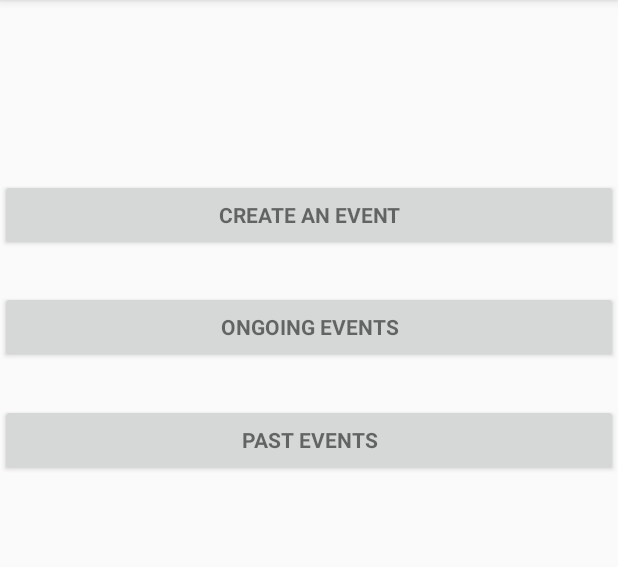
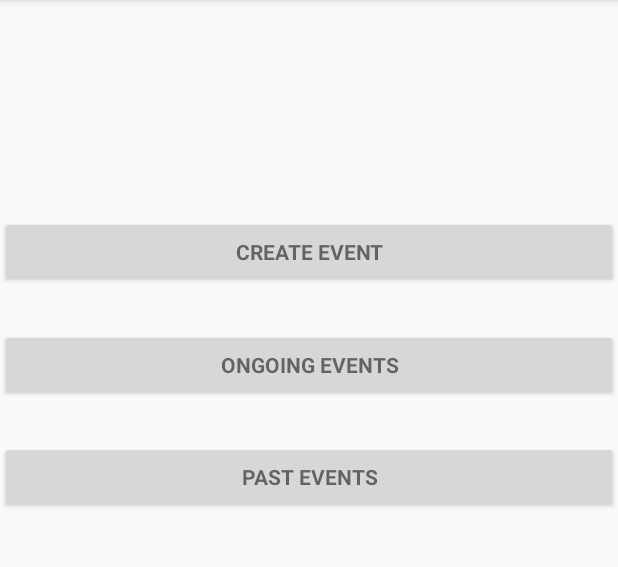
Before and after one commit to aksdad/436, an Android app: the MainActivity screen opened directly, with no data from a screen before it, on a phone screen of 412 x 824 dp, the part 84-651 px from its top. Run offline under Robolectric (Android 15) with nearby library versions, the phone set to English and light mode, and no system bars; 1 statement that could not run was skipped.

```diff
--- a/app/src/main/java/com/example/cory/feedthekitty/LoginActivity.java
+++ b/app/src/main/java/com/example/cory/feedthekitty/LoginActivity.java
@@ -33,7 +33,6 @@ import android.widget.Toast;
 
 import java.util.ArrayList;
 import java.util.List;
-import java.util.TreeMap;
 
 import static android.Manifest.permission.READ_CONTACTS;
 
@@ -54,7 +53,6 @@ public class LoginActivity extends AppCompatActivity implements LoaderCallbacks<
     private static final String[] DUMMY_CREDENTIALS = new String[]{
             "foo@example.com:hello", "bar@example.com:world", "cory@gmail.com:hello"
     };
-
     /**
      * Keep track of the login task to ensure we can cancel it if requested.
      */
--- a/app/src/main/res/layout/activity_main.xml
+++ b/app/src/main/res/layout/activity_main.xml
@@ -23,11 +23,11 @@
     <include layout="@layout/content_main" />
 
     <Button
-        android:id="@+id/create_an_event_button"
+        android:id="@+id/create_event_button"
         style="?android:textAppearanceSmall"
         android:layout_width="match_parent"
         android:layout_height="wrap_content"
-        android:layout_marginTop="175dp"
+        android:layout_marginTop="200dp"
         android:text="@string/create_event"
         android:textStyle="bold" />
     <Button
@@ -35,7 +35,7 @@
         style="?android:textAppearanceSmall"
         android:layout_width="match_parent"
         android:layout_height="wrap_content"
-        android:layout_marginTop="250dp"
+        android:layout_marginTop="275dp"
         android:text="@string/ongoing_events"
         android:textStyle="bold" />
     <Button
@@ -43,7 +43,7 @@
         style="?android:textAppearanceSmall"
         android:layout_width="match_parent"
         android:layout_height="wrap_content"
-        android:layout_marginTop="325dp"
+        android:layout_marginTop="350dp"
         android:text="@string/past_events"
         android:textStyle="bold" />
 </android.support.design.widget.CoordinatorLayout>
--- a/app/src/main/res/values/strings.xml
+++ b/app/src/main/res/values/strings.xml
@@ -10,16 +10,14 @@
     <string name="error_invalid_password">This password is too short</string>
     <string name="error_incorrect_password">This password is incorrect</string>
     <string name="error_field_required">This field is required</string>
+    <string name="permission_rationale">"Contacts permissions are needed for providing email
+        completions."
+    </string>
 
-    <string name="create_event">Create an Event</string>
+    <string name="create_event">Create Event</string>
     <string name="ongoing_events">Ongoing Events</string>
     <string name="past_events">Past Events</string>
 
-    <string name="permission_rationale">"Contacts permissions are needed for providing email
-        completions."
-    </string>
+
     <string name="title_activity_main">Feed The Kitty</string>
-    <string name="title_activity_create_event">CreateEvent</string>
-    <string name="title_activity_ongoing_events">OngoingEvents</string>
-    <string name="title_activity_past_events">PastEvents</string>
 </resources>
```
Also changed, not shown: app/src/main/AndroidManifest.xml (+0 -12 lines), app/src/main/java/com/example/cory/feedthekitty/MainActivity.java (+5 -9 lines).
